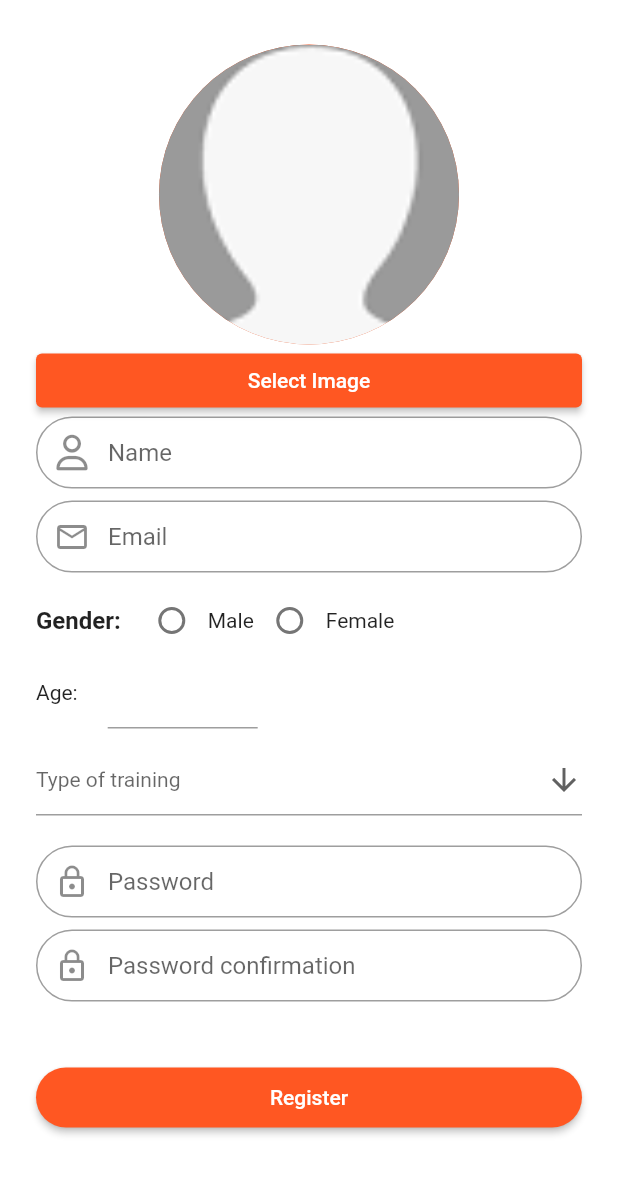
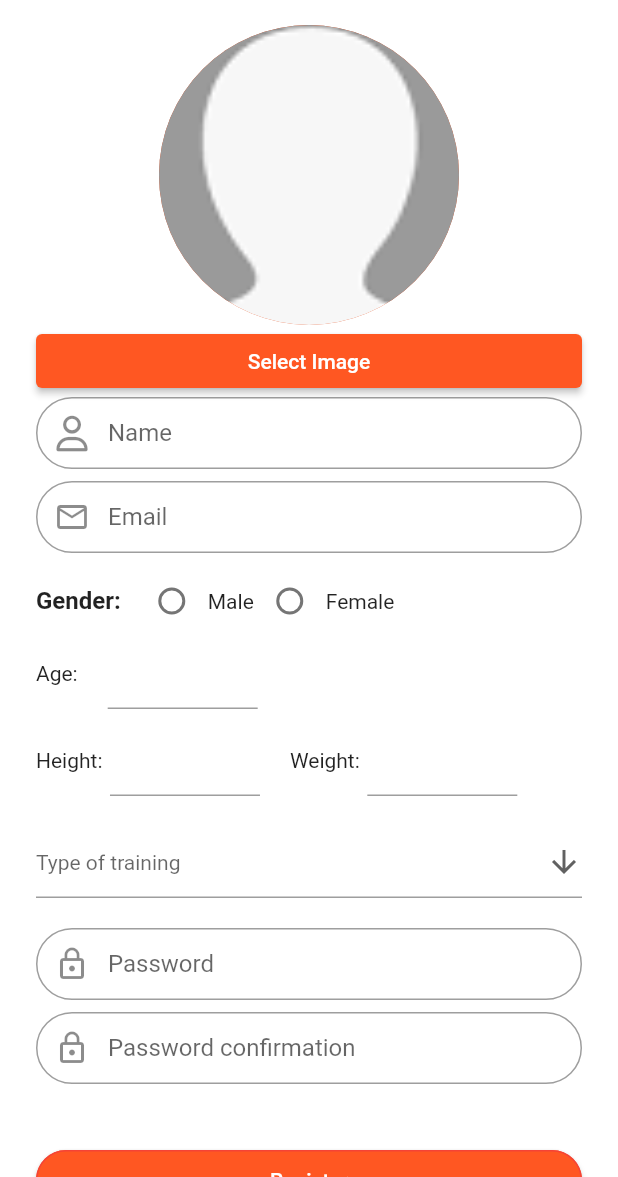
Before and after one commit to osama200949/gym_coach_frontend, a Flutter app: the screen it shows after launch, after a tap on "Register as a new coach", on a phone screen of 412 x 824 dp, the part 59-1236 px from its top. Run offline on Flutter 3.47's test engine with Material 2 defaults, Android fonts, the phone set to English and light mode, and no system bars; our stand-ins replace dio, file_picker, font_awesome_flutter, socket_io_client; missing offline and left inert: gender_picker; network calls fail.

Commit message:
before cloning the repo from firebase

```diff
--- a/lib/main.dart
+++ b/lib/main.dart
@@ -5,11 +5,13 @@ import 'package:todo_list/models/carousel.dart';
 import 'package:todo_list/models/product.dart';
 import 'package:todo_list/models/user.dart';
 import 'package:todo_list/provider/user_provider.dart';
-import 'package:todo_list/screen/coach_register.dart';
+import 'package:todo_list/screen/chat.dart';
+import 'package:todo_list/screen/coach_home.dart';
+import 'package:todo_list/screen/register.dart';
 import 'package:todo_list/screen/customer_home.dart';
 import 'package:todo_list/screen/customer_profile.dart';
 import 'package:todo_list/screen/login.dart';
-import 'package:todo_list/screen/customer_register.dart';
+import 'package:todo_list/bin/customer_register.dart';
 import 'package:todo_list/screen/test.dart';
 import 'package:todo_list/widgets/create_bottom_sheet.dart';
 import 'package:todo_list/widgets/edit_bottom_sheet.dart';
@@ -40,15 +42,17 @@ class MyApp extends StatelessWidget {
       routes: {
         // When navigating to the "/" route, build the FirstScreen widget.
         '/login': (context) => LoginScreen(),
+        '/chat': (context) => ChatPage(),
         // '/test': (context) => DropdownButtonApp(),
         // When navigating to the "/second" route, build the SecondScreen widget.
         // '/home': (context) => const MyHomePage(
         //       title: 'Gym coach',
         //     ),
         '/customerHomePage': (context) => const CustomerHomeScreen(),
+        '/coachHomePage': (context) => const CoachHomeScreen(),
         '/customerProfilePage': (context) => const CustomerProfileScreen(),
-        '/customerRegister': (context) => const CustomerRegisterScreen(),
-        '/coachRegister': (context) => const CoachRegistrationScreen(),
+        '/customerRegister': (context) =>  RegisterScreen(role: 0,),
+        '/coachRegister': (context) => RegisterScreen(role: 1,),
       },
     );
   }
--- a/lib/models/user.dart
+++ b/lib/models/user.dart
@@ -2,6 +2,7 @@ import 'dart:convert';
 
 class User {
   int id;
+  String ?image;
   String name;
   String email;
   String gender;
@@ -9,10 +10,12 @@ class User {
   double height;
   double weight;
   String typeOfTraining;
+  int role;
   String token;
 
   User(
       {this.id = 0,
+      required this.image,
       required this.email,
       required this.name,
       required this.gender,
@@ -20,11 +23,13 @@ class User {
       required this.height,
       required this.weight,
       required this.typeOfTraining,
+      required this.role,
       required this.token});
 
   User.fromJson(Map<dynamic, dynamic> json)
       : this(
           id: json['user']['id'],
+          image: json['user']['image'],
           name: json['user']['name'],
           email: json['user']['email'],
           gender: json['user']['gender'],
@@ -32,6 +37,7 @@ class User {
           height: double.parse(json['user']['height'].toString()),
           weight: double.parse(json['user']['weight'].toString()),
           typeOfTraining: json['user']['typeOfTraining'],
+          role: int.parse(json['user']['role'].toString()),
           token: json['token'],
         );
 
--- a/lib/provider/user_provider.dart
+++ b/lib/provider/user_provider.dart
@@ -2,7 +2,7 @@ import 'package:flutter/cupertino.dart';
 import 'package:todo_list/models/user.dart';
 
 class UserProvider extends ChangeNotifier{
-  User _user = User(email: "", name: "",gender: "",age: 0,height: 0,weight: 0,typeOfTraining: "", token: "");
+  User _user = User(email: "",image: "", name: "",gender: "",age: 0,height: 0,weight: 0,typeOfTraining: "",role: 0, token: "");
 
   void set(User user2){
     _user = user2;
--- a/lib/screen/login.dart
+++ b/lib/screen/login.dart
@@ -16,7 +16,7 @@ class LoginScreen extends StatefulWidget {
 class _LoginScreenState extends State<LoginScreen> {
   UserProvider userProvider = UserProvider();
   DataService service = DataService();
-  String insertedEmail = "osama200949@gmail.com";
+  String insertedEmail = "os@gmail.com";
   String insertedPassword = "123456";
   @override
   Widget build(BuildContext context) {
@@ -77,12 +77,17 @@ class _LoginScreenState extends State<LoginScreen> {
     );
     final loginButton = Padding(
       padding: EdgeInsets.symmetric(vertical: 16.0),
-      child: RaisedButton(
-        shape: RoundedRectangleBorder(
-          borderRadius: BorderRadius.circular(24),
-        ),
+      child: ElevatedButton(
+        style: ButtonStyle(
+            padding: MaterialStateProperty.all<EdgeInsets>(EdgeInsets.all(12)),
+            backgroundColor: MaterialStateProperty.all(Colors.deepOrange),
+            shape: MaterialStateProperty.all<RoundedRectangleBorder>(
+                RoundedRectangleBorder(
+                    borderRadius: BorderRadius.circular(24.0),
+                    side: BorderSide(color: Colors.red)))),
         onPressed: () async {
-          final userProvider2 = Provider.of<UserProvider>(context, listen: false);
+          final userProvider2 =
+              Provider.of<UserProvider>(context, listen: false);
           User user =
               await service.authenticate(insertedEmail, insertedPassword);
           print(insertedEmail);
@@ -92,7 +97,11 @@ class _LoginScreenState extends State<LoginScreen> {
             print("The id is: " + user.id.toString());
             userProvider2.set(user);
             print(userProvider2.get().name);
-            Navigator.pushReplacementNamed(context,'/customerHomePage');
+            if (userProvider2.get().role == 1) {
+              Navigator.pushReplacementNamed(context, '/coachHomePage');
+            } else {
+              Navigator.pushReplacementNamed(context, '/customerHomePage');
+            }
 
             // Navigator.of(context).pushNamed('/home');
           } else {
@@ -100,13 +109,12 @@ class _LoginScreenState extends State<LoginScreen> {
             print("wrong credentials");
           }
         },
-        padding: EdgeInsets.all(12),
-        color: Colors.deepOrange,
-        child: Text('Log In', style: TextStyle(fontSize: 20, color: Colors.white)),
+        child:
+            Text('Log In', style: TextStyle(fontSize: 20, color: Colors.white)),
       ),
     );
 
-    final customerBtn = FlatButton(
+    final customerBtn = TextButton(
       child: Text(
         'Register as a new customer',
         style: TextStyle(color: Colors.deepOrange),
@@ -115,7 +123,7 @@ class _LoginScreenState extends State<LoginScreen> {
         Navigator.pushNamed(context, '/customerRegister');
       },
     );
-    final coachBtn = FlatButton(
+    final coachBtn = TextButton(
       child: Text(
         'Register as a new coach',
         style: TextStyle(color: Colors.deepOrange),
--- a/lib/screen/coach_register.dart
+++ b/lib/screen/register.dart
@@ -20,17 +20,17 @@ const List<String> list = <String>[
   'Comprehensive'
 ];
 
-class CoachRegistrationScreen extends StatefulWidget {
-  const CoachRegistrationScreen({Key? key}) : super(key: key);
+class RegisterScreen extends StatefulWidget {
+  RegisterScreen({Key? key, required this.role}) : super(key: key);
+  int role;
 
   @override
-  State<CoachRegistrationScreen> createState() =>
-      _CoachRegistrationScreenState();
+  State<RegisterScreen> createState() => _RegisterScreenState();
 }
 
 Gender _selectedGender = Gender.Male;
 
-class _CoachRegistrationScreenState extends State<CoachRegistrationScreen> {
+class _RegisterScreenState extends State<RegisterScreen> {
   String? typeOfTraining;
   final _formKey = GlobalKey<FormState>();
   DataService service = DataService();
@@ -158,10 +158,14 @@ class _CoachRegistrationScreenState extends State<CoachRegistrationScreen> {
 
     final registerButton = Padding(
       padding: EdgeInsets.symmetric(vertical: 16.0),
-      child: RaisedButton(
-        shape: RoundedRectangleBorder(
-          borderRadius: BorderRadius.circular(24),
-        ),
+      child: ElevatedButton(
+        style: ButtonStyle(
+            padding: MaterialStateProperty.all<EdgeInsets>(EdgeInsets.all(12)),
+            backgroundColor: MaterialStateProperty.all(Colors.deepOrange),
+            shape: MaterialStateProperty.all<RoundedRectangleBorder>(
+                RoundedRectangleBorder(
+                    borderRadius: BorderRadius.circular(24.0),
+                    side: BorderSide(color: Colors.red)))),
         onPressed: () async {
           // Validate returns true if the form is valid, or false otherwise.
           if (_formKey.currentState!.validate()) {
@@ -179,12 +183,15 @@ class _CoachRegistrationScreenState extends State<CoachRegistrationScreen> {
             print(typeOfTraining);
             print(insertedPassword);
             print(_image?.path);
-            Coach user = await service.registerCoach(
+            User user = await service.register(
+                role: widget.role,
                 image: _image?.path,
                 name: insertedName,
                 email: insertedEmail,
                 gender: gender,
                 age: age,
+                height: height,
+                weight: weight,
                 typeOfTraining: typeOfTraining,
                 password: insertedPassword,
                 password_confirmation: insertedPasswordConfirmation);
@@ -196,8 +203,6 @@ class _CoachRegistrationScreenState extends State<CoachRegistrationScreen> {
             }
           }
         },
-        padding: EdgeInsets.all(12),
-        color: Colors.deepOrange,
         child: Text('Register', style: TextStyle(color: Colors.white)),
       ),
     );
@@ -315,7 +320,68 @@ class _CoachRegistrationScreenState extends State<CoachRegistrationScreen> {
               SizedBox(
                 height: 10,
               ),
-
+              // height and weight
+              Row(
+                crossAxisAlignment: CrossAxisAlignment.center,
+                children: [
+                  Text("Height:"),
+                  SizedBox(
+                    width: 5,
+                  ),
+                  Container(
+                    width: 100,
+                    child: TextFormField(
+                      controller: heightController,
+                      keyboardType:
+                          TextInputType.numberWithOptions(decimal: true),
+                      decoration: InputDecoration(),
+                      validator: (value) {
+                        if (value == null || value.isEmpty) {
+                          return 'Enter your height';
+                        }
+                        return null;
+                      },
+                      onChanged: (value) {
+                        if (value != null && value.isNotEmpty)
+                          height = double.parse(value);
+                        else
+                          height = 0;
+                      },
+                    ),
+                  ),
+                  SizedBox(
+                    width: 20,
+                  ),
+                  // weight
+                  Text("Weight:"),
+                  SizedBox(
+                    width: 5,
+                  ),
+                  Container(
+                    width: 100,
+                    child: TextFormField(
+                      controller: weightController,
+                      keyboardType:
+                          TextInputType.numberWithOptions(decimal: true),
+                      decoration: InputDecoration(),
+                      validator: (value) {
+                        if (value == null || value.isEmpty) {
+                          return 'Enter your weight';
+                        }
+                        return null;
+                      },
+                      onChanged: (value) {
+                        if (value != null && value.isNotEmpty)
+                          weight = double.parse(value);
+                        else
+                          weight = 0;
+                      },
+                    ),
+                  ),
+                ],
+              ),
+              SizedBox(height: 20.0),
+              // Type of training
               // Type of training
               DropdownButtonFormField<String>(
                 validator: (value) {
--- a/pubspec.yaml
+++ b/pubspec.yaml
@@ -27,9 +27,11 @@ environment:
 # the latest version available on pub.dev. To see which dependencies have newer
 # versions available, run `flutter pub outdated`.
 dependencies:
+  cloud_firestore: ^4.5.2
   cupertino_icons: ^1.0.2
   dio: ^4.0.6
   file_picker: ^5.2.2
+  firebase_auth: ^4.4.2
   flutter:
     sdk: flutter
   font_awesome_flutter: ">= 4.7.0"
@@ -37,6 +39,7 @@ dependencies:
   http: ^0.13.5
   image: ^3.2.2
   provider: ^6.0.5
+  socket_io_client: ^2.0.2
 
 dev_dependencies:
   flutter_lints: ^2.0.0
```
Also changed, not shown: lib/bin/customer_register.dart (renamed from lib/screen/customer_register.dart, +9 -10 lines), lib/screen/chat.dart (added, +92 -0 lines), lib/screen/coach_home.dart (added, +67 -0 lines), lib/screen/customer_chat.dart (+15 -3 lines), lib/services/rest.dart (+67 -45 lines), lib/bin/coach_provider.dart (renamed from lib/provider/coach_provider.dart), pubspec.lock, 2 other files.
